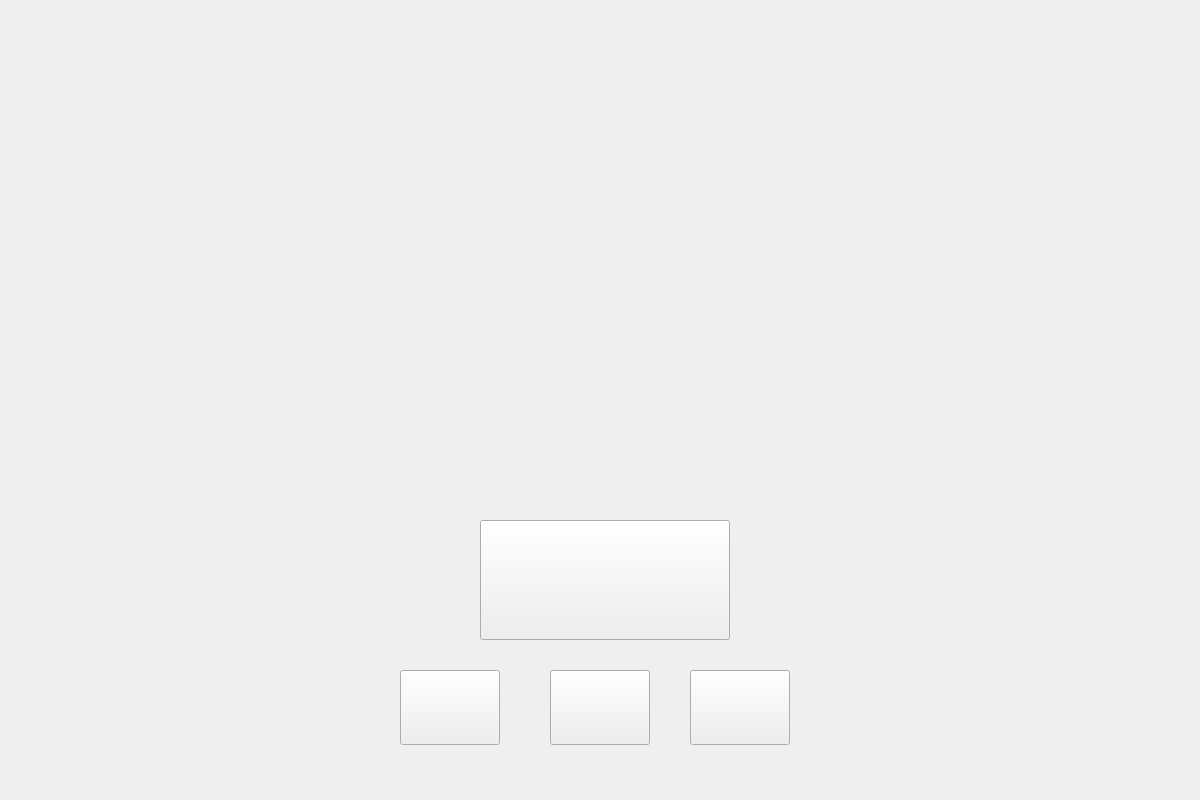
Qt form app/mainwindow.ui (ce-itcr/Gladiators-GBP) before a commit.
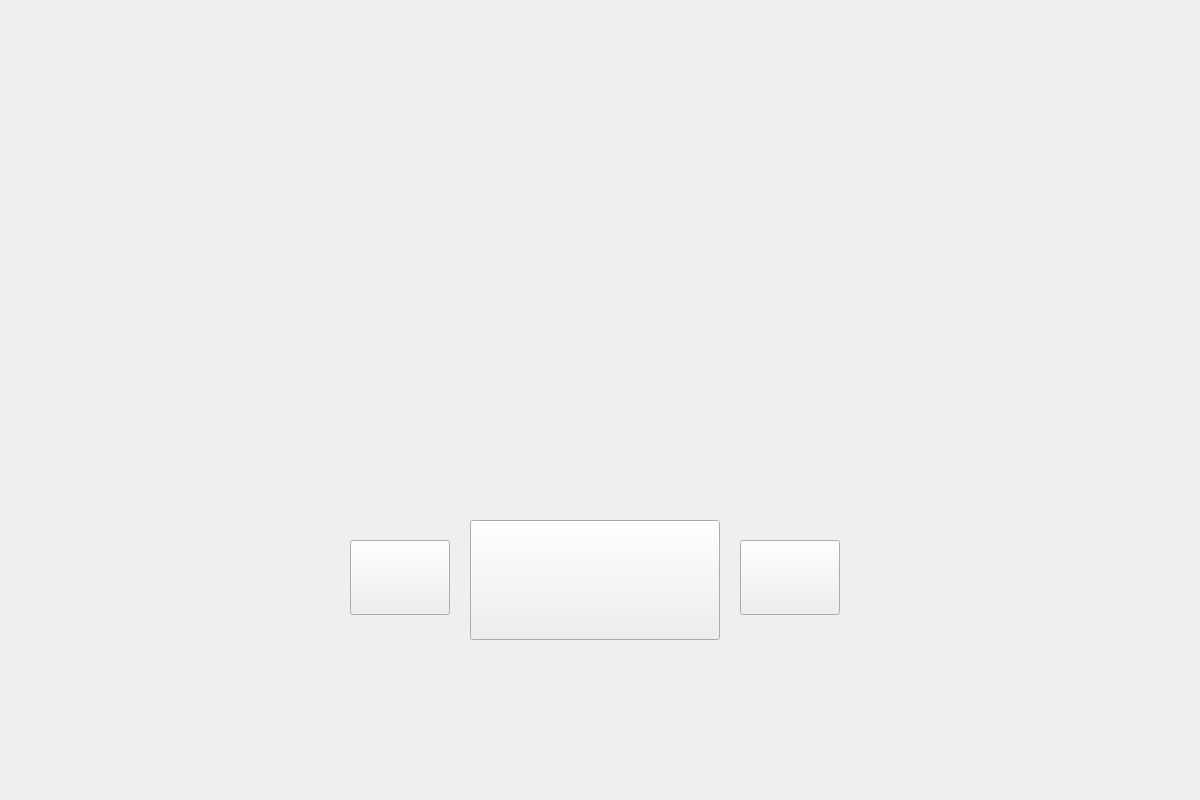
The same form after that commit. Icons and pictures are not drawn.

What changed in the file:
```diff
--- a/app/mainwindow.ui
+++ b/app/mainwindow.ui
@@ -24,8 +24,8 @@
    <widget class="QPushButton" name="exit_Button">
     <property name="geometry">
      <rect>
-      <x>690</x>
-      <y>670</y>
+      <x>740</x>
+      <y>540</y>
       <width>100</width>
       <height>75</height>
      </rect>
@@ -40,30 +40,11 @@
      <string/>
     </property>
    </widget>
-   <widget class="QPushButton" name="info_Button">
-    <property name="geometry">
-     <rect>
-      <x>400</x>
-      <y>670</y>
-      <width>100</width>
-      <height>75</height>
-     </rect>
-    </property>
-    <property name="styleSheet">
-     <string notr="true">background-color: transparent;
-border-image: url(:/img/buttons/info_icon.png);
-background: none;
-background-repeat: none;</string>
-    </property>
-    <property name="text">
-     <string/>
-    </property>
-   </widget>
    <widget class="QPushButton" name="achievements_Button">
     <property name="geometry">
      <rect>
-      <x>550</x>
-      <y>670</y>
+      <x>350</x>
+      <y>540</y>
       <width>100</width>
       <height>75</height>
      </rect>
@@ -87,7 +68,7 @@
    <widget class="QPushButton" name="play_Button">
     <property name="geometry">
      <rect>
-      <x>480</x>
+      <x>470</x>
       <y>520</y>
       <width>250</width>
       <height>120</height>
```
Left out of the diff: 25 changed lines with no effect on the pictures.
